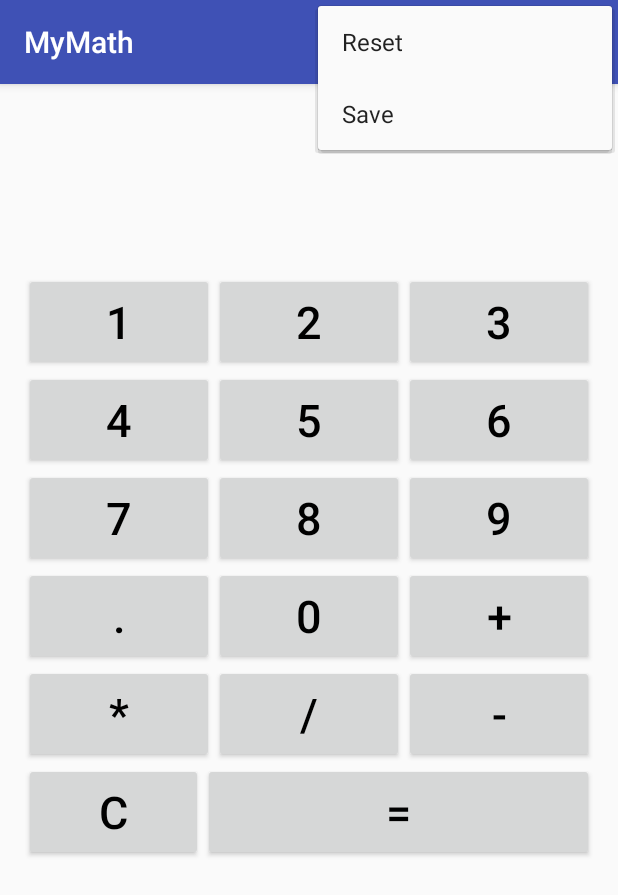
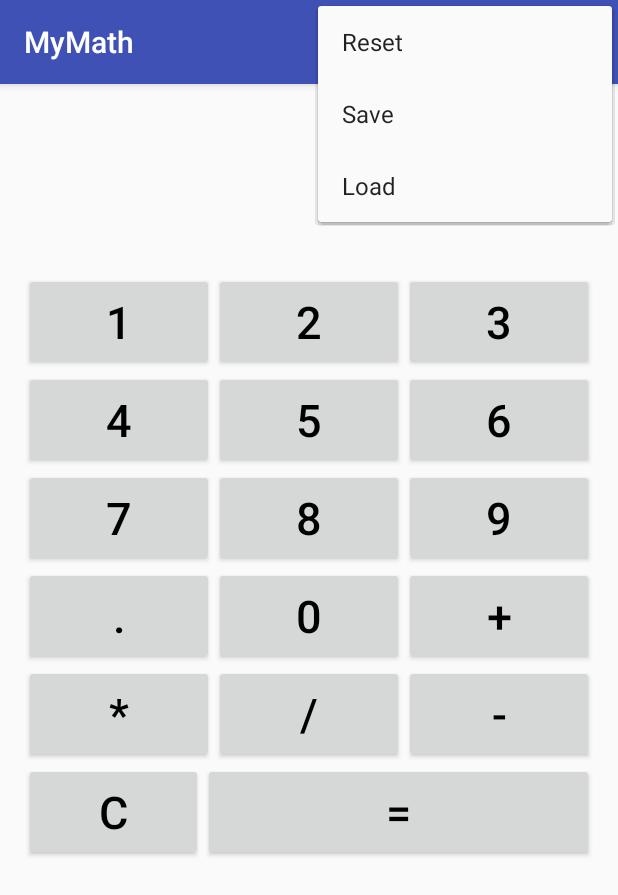
Before and after one commit to azozello/Calc, an Android app: the Calculator screen opened directly, with no data from a screen before it, with the options menu open, on a phone screen of 412 x 824 dp. Shown: the top 895 px of the screen. Run offline under Robolectric (Android 15) with nearby library versions, the phone set to English and light mode, and no system bars.

Commit message:
pre-release

```diff
--- a/app/src/main/java/contextmenu/develop/startandroid/ru/mycalculator/Calculator.java
+++ b/app/src/main/java/contextmenu/develop/startandroid/ru/mycalculator/Calculator.java
@@ -13,12 +13,13 @@ import android.widget.Toast;
 public class Calculator extends AppCompatActivity implements View.OnClickListener{
 
     final int SAVE_REQUEST = 1;
-    TextView sign, first, second;
-    StringBuilder screenFirstNumber,screenSecondNumber;
+    final int LOAD_REQUEST = 2;
+    static TextView sign, first, second;
+    static StringBuilder screenFirstNumber,screenSecondNumber;
     String screenSign;
     int toDo = 0;
-    boolean choose = false, flag = false;
-    double firstNumber = 0, secondNumber = 0;
+    static boolean choose = false, flag = false;
+    static double firstNumber = 0, secondNumber = 0;
     Button zero, one, two, three, four, five, six, seven, eight, nine, plus, minus, multiply, div, result, backspace, point;
 
     @Override
@@ -121,6 +122,11 @@ public class Calculator extends AppCompatActivity implements View.OnClickListene
                 intent.putExtra("todo",0);
                 startActivityForResult(intent,SAVE_REQUEST);
                 return true;
+            case R.id.menu_load:
+                intent = new Intent(this, ViewRecords.class);
+                intent.putExtra("forResult",true);
+                startActivityForResult(intent, LOAD_REQUEST);
+                return true;
             default:
                 return super.onOptionsItemSelected(item);
         }
@@ -133,6 +139,8 @@ public class Calculator extends AppCompatActivity implements View.OnClickListene
             switch (requestCode){
                 case SAVE_REQUEST:
                     Toast.makeText(this,"Saved",Toast.LENGTH_LONG).show();
+                    break;
+                case LOAD_REQUEST:
                     break;
             }
         }
--- a/app/src/main/res/layout/activity_save_record.xml
+++ b/app/src/main/res/layout/activity_save_record.xml
@@ -83,21 +83,21 @@
 
             <Button
                 android:text="Save"
-                android:layout_width="match_parent"
+                android:layout_width="wrap_content"
                 android:layout_height="match_parent"
                 android:layout_weight="1"
                 android:id="@+id/buttonAddNewRecord" />
 
             <Button
                 android:text="Delete"
-                android:layout_width="match_parent"
+                android:layout_width="wrap_content"
                 android:layout_height="match_parent"
                 android:layout_weight="1"
                 android:id="@+id/buttonDelete" />
 
             <Button
                 android:text="Cancel"
-                android:layout_width="match_parent"
+                android:layout_width="wrap_content"
                 android:layout_height="match_parent"
                 android:layout_weight="1"
                 android:id="@+id/buttonCancel" />
--- a/app/src/main/res/menu/main_menu.xml
+++ b/app/src/main/res/menu/main_menu.xml
@@ -13,5 +13,10 @@
         android:orderInCategory="100"
         android:title="Save"
         app:showAsAction="never"/>
+    <item
+        android:id="@+id/menu_load"
+        android:orderInCategory="100"
+        android:title="Load"
+        app:showAsAction="never"/>
 
 </menu>
```
Also changed, not shown: app/src/main/java/contextmenu/develop/startandroid/ru/mycalculator/MainActivity.java (+11 -13 lines), app/src/main/java/contextmenu/develop/startandroid/ru/mycalculator/ViewRecords.java (+37 -13 lines).
